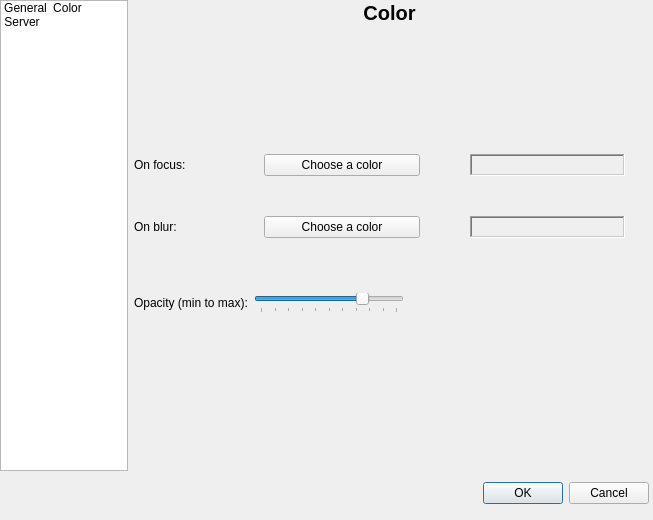
This is ceg/forms/settingsDialog.ui in canercandan/iot-project as Qt 5 draws it before an edit. The edited form follows.
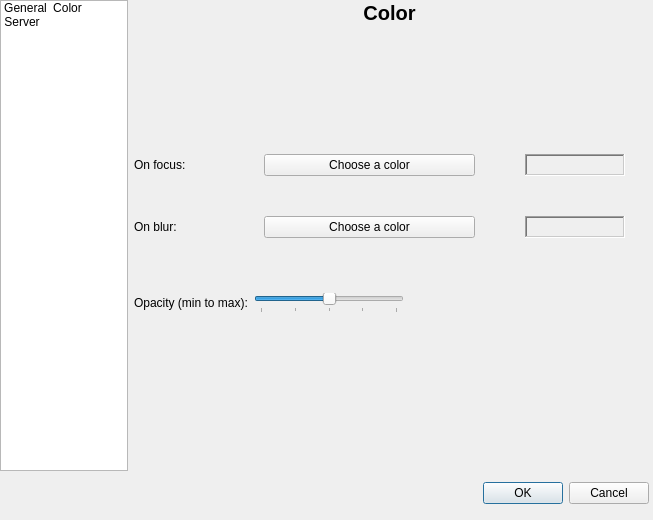
This is the edited form. The open tabs and pages were chosen to show the change. Icons and pictures are not drawn.

```diff
--- a/ceg/forms/settingsDialog.ui
+++ b/ceg/forms/settingsDialog.ui
@@ -395,14 +395,17 @@
                    <height>16777215</height>
                   </size>
                  </property>
+                 <property name="minimum">
+                  <number>30</number>
+                 </property>
                  <property name="maximum">
-                  <number>100</number>
+                  <number>70</number>
                  </property>
                  <property name="value">
-                  <number>75</number>
+                  <number>50</number>
                  </property>
                  <property name="sliderPosition">
-                  <number>75</number>
+                  <number>50</number>
                  </property>
                  <property name="tracking">
                   <bool>true</bool>
@@ -462,6 +465,12 @@
                </item>
                <item>
                 <widget class="QLabel" name="colorFocusLabel">
+                 <property name="maximumSize">
+                  <size>
+                   <width>100</width>
+                   <height>16777215</height>
+                  </size>
+                 </property>
                  <property name="frameShape">
                   <enum>QFrame::WinPanel</enum>
                  </property>
@@ -495,6 +504,12 @@
                </item>
                <item>
                 <widget class="QLabel" name="colorBlurLabel">
+                 <property name="maximumSize">
+                  <size>
+                   <width>100</width>
+                   <height>16777215</height>
+                  </size>
+                 </property>
                  <property name="frameShape">
                   <enum>QFrame::WinPanel</enum>
                  </property>
```
Left out of the diff: 2 changed lines with no effect on the pictures.
